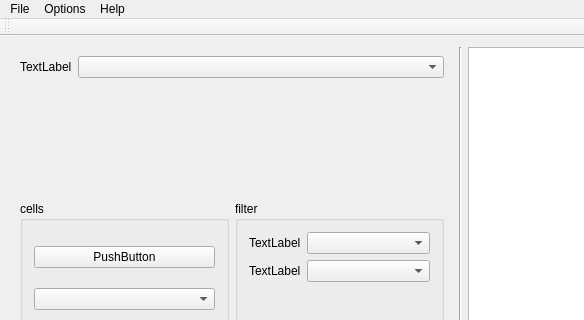
Before: the Qt Designer form code/ui/mainwindow.ui in ChaosSaber/ChaosSabers-Armour-Set-Search, drawn with Qt 5; both pictures show x 0 to 584 and y 0 to 320 of the 735 by 572 pixel window.
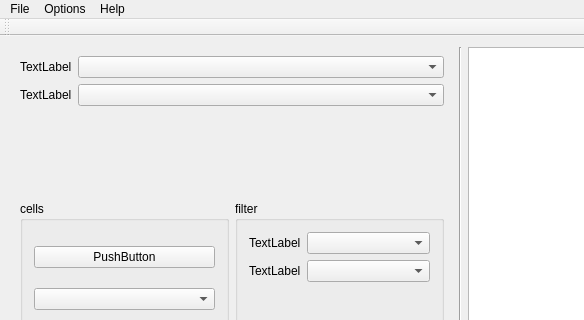
After: the same form once the commit is applied.

Commit message: added current tier selector

Diff of the .ui file:
```diff
--- a/code/ui/mainwindow.ui
+++ b/code/ui/mainwindow.ui
@@ -48,6 +48,16 @@
          <item row="0" column="1">
           <widget class="QComboBox" name="comboBoxWeaponType"/>
          </item>
+         <item row="1" column="0">
+          <widget class="QLabel" name="labelTier">
+           <property name="text">
+            <string>TextLabel</string>
+           </property>
+          </widget>
+         </item>
+         <item row="1" column="1">
+          <widget class="QComboBox" name="comboBoxTier"/>
+         </item>
         </layout>
        </item>
        <item>
```
Left out of the diff: 13 changed lines with no effect on the pictures. The commit also changes 17 other files.
